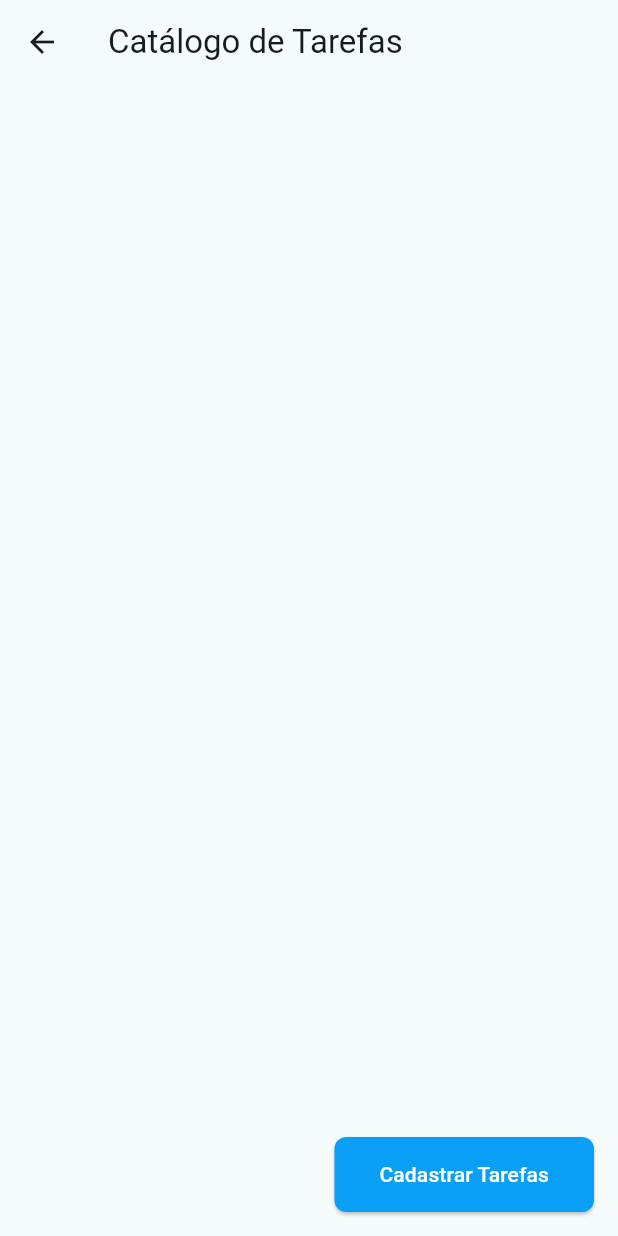
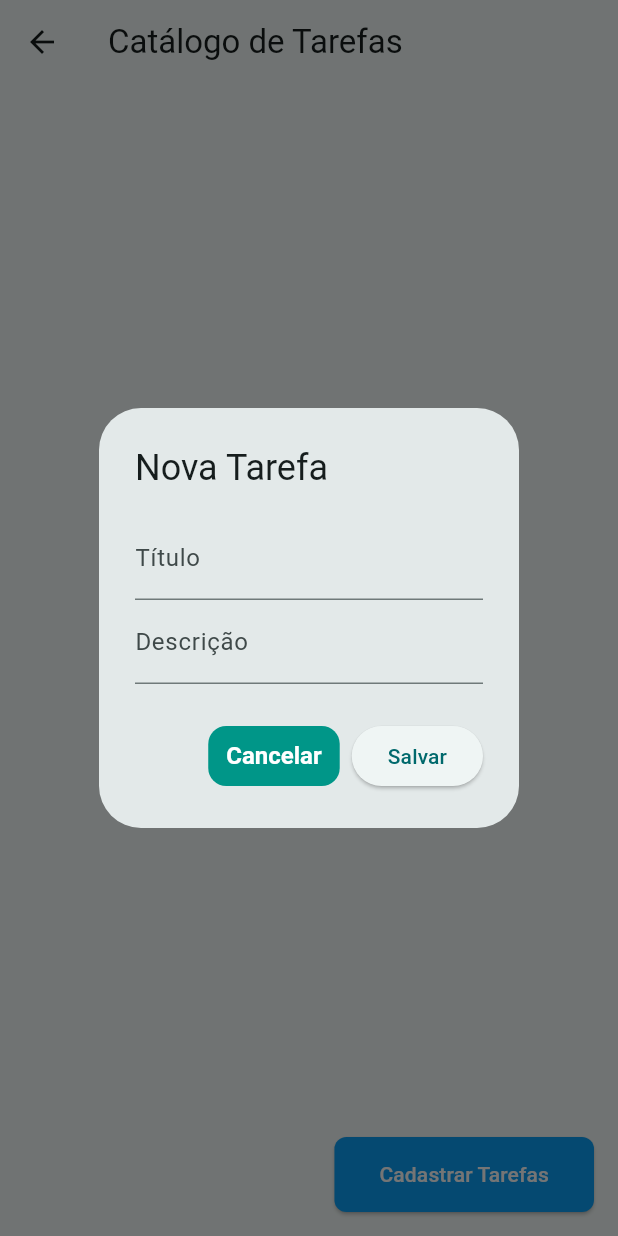
Before and after one commit to ferreiraryan/lista_tarefas_flutter, a Flutter app: the TarefasScreen screen opened directly with empty values, after a tap on "Cadastrar Tarefas", on a phone screen of 412 x 824 dp. Run offline on Flutter 3.47's test engine with Material 3 defaults, Android fonts, the phone set to English and light mode, and no system bars.

Commit message:
Feat: Atividade 4 Botao de inserir tarefas

```diff
--- a/lib/screens/tarefas_screen.dart
+++ b/lib/screens/tarefas_screen.dart
@@ -62,12 +62,48 @@ class _TarefasScreenState extends State<TarefasScreen> {
     _isLoading = false;
   }
 
-  void _navegarParaCadastro() {
-    // Navigator.of(context).push(
-    //   MaterialPageRoute(
-    //     builder: (context) => CadastroTarefascreen(onSave: _adicionarTarefa),
-    //   ),
-    // );
+  void _mostrarDialogoInserir() {
+    String titulo = '';
+    String descricao = '';
+
+    showDialog(
+      context: context,
+      builder: (context) {
+        return AlertDialog(
+          title: const Text('Nova Tarefa'),
+          content: Column(
+            mainAxisSize: MainAxisSize.min,
+            children: [
+              TextField(
+                decoration: const InputDecoration(labelText: 'Título'),
+                onChanged: (value) => titulo = value,
+              ),
+              TextField(
+                decoration: const InputDecoration(labelText: 'Descrição'),
+                onChanged: (value) => descricao = value,
+              ),
+            ],
+          ),
+          actions: [
+            TextButton(
+              onPressed: () => Navigator.pop(context),
+              child: const Text('Cancelar'),
+            ),
+            ElevatedButton(
+              onPressed: () {
+                if (titulo.isNotEmpty) {
+                  setState(() {
+                    _tarefas.add(Tarefa(titulo: titulo, descricao: descricao));
+                  });
+                  Navigator.pop(context);
+                }
+              },
+              child: const Text('Salvar'),
+            ),
+          ],
+        );
+      },
+    );
   }
 
   @override
@@ -114,7 +150,7 @@ class _TarefasScreenState extends State<TarefasScreen> {
         ],
       ),
       floatingActionButton: ElevatedButton(
-        onPressed: _navegarParaCadastro,
+        onPressed: _mostrarDialogoInserir,
 
         style: ElevatedButton.styleFrom(
           backgroundColor: const Color.fromARGB(255, 10, 159, 246),
```
